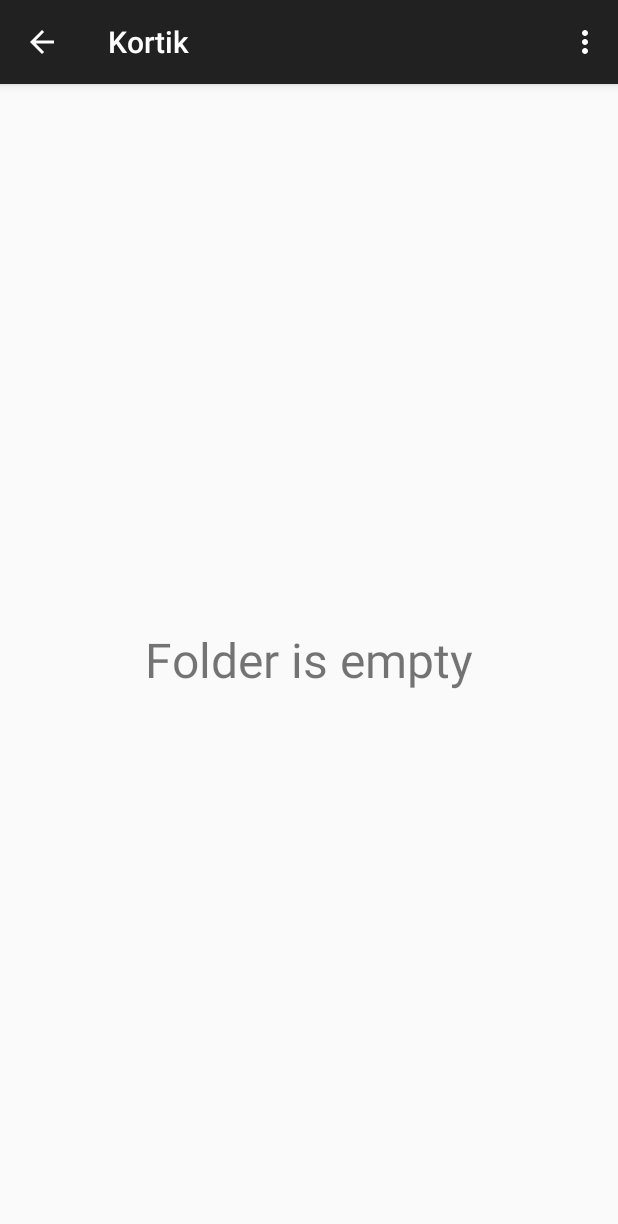
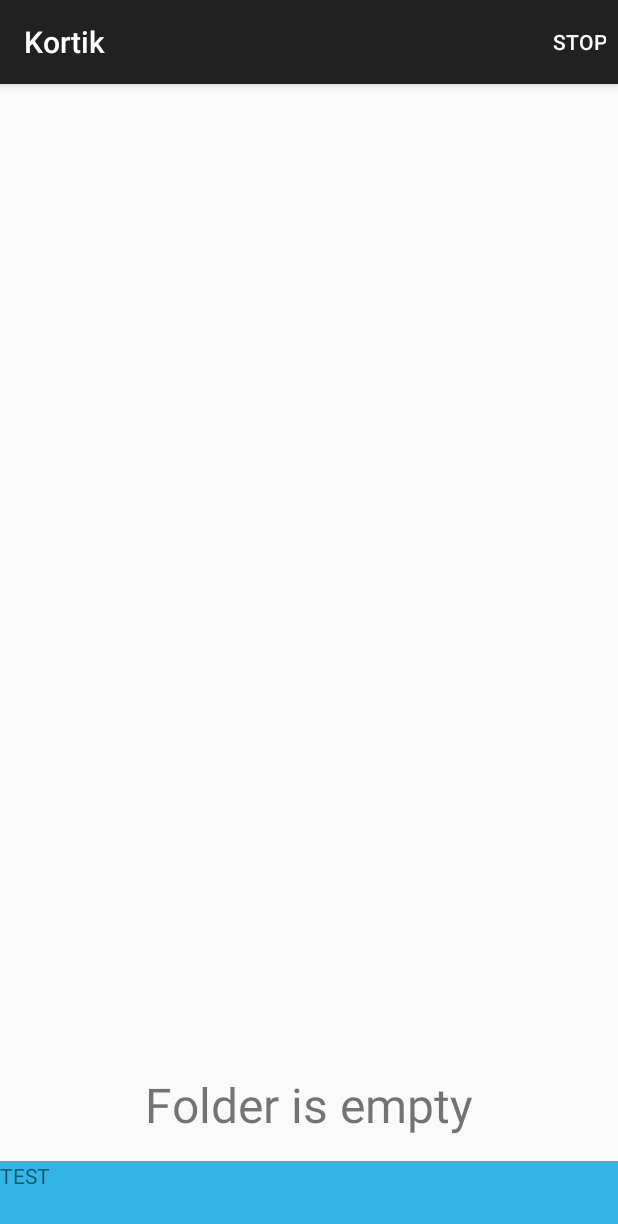
Before and after one commit to mfursov/kortik, an Android app: the screen it shows after launch (MainActivity), on a phone screen of 412 x 824 dp. Shown: the top 1224 px of the screen. Run offline under Robolectric (Android 15) with nearby library versions, the phone set to English and light mode, and no system bars; libraries missing offline, so code that uses them is left out: kotlin.test.assertNotNull; 7 statements that could not run were skipped.

```diff
--- a/app/src/main/java/com/github/mfursov/kortik/Kortik.kt
+++ b/app/src/main/java/com/github/mfursov/kortik/Kortik.kt
@@ -1,5 +1,6 @@
 package com.github.mfursov.kortik
 
+import android.media.MediaPlayer
 import com.github.mfursov.kortik.util.KortikLogger
 import com.github.mfursov.kortik.util.getDefaultListingDir
 import org.jetbrains.anko.debug
@@ -35,7 +36,8 @@ interface AppStateListener {
     fun onStateChanged(state: AppState)
 }
 
-data class AppState(val listingDir: File, val playingFile: File ?)
-
-fun unused() {
-}
+data class AppState(
+        val listingDir: File,
+        val playingFile: File ?,
+        val mediaPlayer: MediaPlayer? = null
+) {}
--- a/app/src/main/java/com/github/mfursov/kortik/ListingPresenter.kt
+++ b/app/src/main/java/com/github/mfursov/kortik/ListingController.kt
@@ -14,7 +14,7 @@ import org.jetbrains.anko.debug
 import java.io.File
 import java.util.ArrayList
 
-class ListingPresenter(val listingView: ListingView) : LoaderManager.LoaderCallbacks<List<File>>, KortikLogger, AppStateListener {
+class ListingController(val listingView: ListingView) : LoaderManager.LoaderCallbacks<List<File>>, KortikLogger, AppStateListener {
 
     val listingAdapter: ListingAdapter = ListingAdapter(listingView.activity, R.layout.row_listing, ArrayList())
     val fileLoader: Loader<List<File>>
--- a/app/src/main/java/com/github/mfursov/kortik/ListingView.kt
+++ b/app/src/main/java/com/github/mfursov/kortik/ListingView.kt
@@ -18,7 +18,7 @@ import org.jetbrains.anko.debug
 class ListingView : ListFragment(), KortikLogger {
 
     //This is a passive view, so a presenter handles all of the updating, etc.
-    var presenter: ListingPresenter? = null;
+    var presenter: ListingController? = null;
 
     override fun onCreateView(inflater: LayoutInflater, container: ViewGroup?, savedInstanceState: Bundle?): View? {
         return inflater.inflate(R.layout.fragment_listing, container, false)
@@ -28,7 +28,7 @@ class ListingView : ListFragment(), KortikLogger {
     override fun onActivityCreated(savedInstanceState: Bundle?) {
         debug { "onActivityCreated: bundle: $savedInstanceState" }
         super.onActivityCreated(savedInstanceState);
-        presenter = ListingPresenter(this);
+        presenter = ListingController(this);
         setHasOptionsMenu(true);
     }
 
@@ -36,11 +36,6 @@ class ListingView : ListFragment(), KortikLogger {
         debug { "onListItemClick: $position" }
         super.onListItemClick(listView, view, position, id);
         presenter?.listItemClicked(position);
-    }
-
-    override fun onCreateOptionsMenu(menu: Menu?, inflater: MenuInflater) {
-        super.onCreateOptionsMenu(menu, inflater);
-        inflater.inflate(R.menu.menu_main, menu);
     }
 
     override fun onOptionsItemSelected(item: MenuItem?): Boolean {
--- a/app/src/main/java/com/github/mfursov/kortik/MainActivity.kt
+++ b/app/src/main/java/com/github/mfursov/kortik/MainActivity.kt
@@ -8,22 +8,21 @@ import org.jetbrains.anko.AnkoLogger
 import org.jetbrains.anko.debug
 
 class MainActivity : AppCompatActivity(), AnkoLogger {
+    private var navBarController: NavBarController = NavBarController(this)
 
     override fun onCreate(savedInstanceState: Bundle?) {
         debug { "onCreate $savedInstanceState" }
         super.onCreate(savedInstanceState)
-        supportActionBar.setDisplayHomeAsUpEnabled(true)
         setContentView(R.layout.activity_main)
+        navBarController.onCreate();
     }
 
     override fun onCreateOptionsMenu(menu: Menu): Boolean {
         debug { "onCreateOptionsMenu $menu" }
-        menuInflater.inflate(R.menu.menu_main, menu)
+        menuInflater.inflate(R.menu.menu_main, menu);
         return true
     }
 
-    override fun onOptionsItemSelected(item: MenuItem): Boolean {
-        debug { "onOptionsItemSelected $item" }
-        return item.itemId == R.id.action_settings || super.onOptionsItemSelected(item)
-    }
+    override fun onDestroy() = navBarController.onDestroy();
+    override fun onOptionsItemSelected(item: MenuItem): Boolean = navBarController.onOptionsItemSelected(item);
 }
--- /dev/null
+++ b/app/src/main/java/com/github/mfursov/kortik/NavBarController.kt
@@ -0,0 +1,35 @@
+package com.github.mfursov.kortik
+
+import android.support.v7.app.AppCompatActivity
+import android.view.MenuItem
+import com.github.mfursov.kortik.util.KortikLogger
+import org.jetbrains.anko.debug
+
+class NavBarController(activity: AppCompatActivity) : AppStateListener, KortikLogger {
+    val activity: AppCompatActivity;
+
+    init {
+        this.activity = activity;
+    }
+
+    fun onCreate() {
+        Kortik.addStateListener(this);
+        updateAvailableActions();
+    }
+
+    fun onDestroy() = Kortik.removeStateListener(this);
+
+    override fun onStateChanged(state: AppState) = updateAvailableActions();
+
+    private fun updateAvailableActions() {
+        activity.supportActionBar.setDisplayHomeAsUpEnabled(canGoUp())
+    }
+
+    fun onOptionsItemSelected(item: MenuItem): Boolean {
+        debug { "onOptionsItemSelected $item" }
+        when {
+            item.itemId == R.id.action_stop_playback -> stopPlayback();
+        }
+        return true;
+    }
+}
--- a/app/src/main/java/com/github/mfursov/kortik/util/AppStateUtils.kt
+++ b/app/src/main/java/com/github/mfursov/kortik/util/AppStateUtils.kt
@@ -1,8 +1,13 @@
 package com.github.mfursov.kortik.util
 
+import android.media.MediaPlayer
 import com.github.mfursov.kortik.AppState
 import java.io.File
 
 fun AppState.withListingDir(listingDir: File): AppState {
     return AppState(listingDir, playingFile)
 }
+
+fun AppState.withPlayingFile(mediaPlayer: MediaPlayer?, playingFile: File?): AppState {
+    return AppState(listingDir, playingFile, mediaPlayer);
+}
--- a/app/src/main/res/layout/activity_main.xml
+++ b/app/src/main/res/layout/activity_main.xml
@@ -1,8 +1,36 @@
+<?xml version="1.0" encoding="utf-8"?>
+<RelativeLayout xmlns:android="http://schemas.android.com/apk/res/android"
+                android:layout_width="fill_parent"
+                android:layout_height="fill_parent"
+                android:orientation="vertical">
+
     <fragment
         android:id="@+id/fragment"
         android:name="com.github.mfursov.kortik.ListingView"
         xmlns:android="http://schemas.android.com/apk/res/android"
         xmlns:tools="http://schemas.android.com/tools"
         android:layout_width="match_parent"
-    android:layout_height="match_parent"
-    tools:layout="@layout/fragment_listing"/>
+        android:layout_height="wrap_content"
+        tools:layout="@layout/fragment_listing"
+        android:layout_above="@+id/play_bar"
+        />
+
+    <LinearLayout
+        android:id="@+id/play_bar"
+        android:layout_width="fill_parent"
+        android:layout_height="50sp"
+        android:layout_alignParentBottom="true"
+        android:background="@android:color/holo_blue_light"
+        android:orientation="horizontal"
+        >
+
+        <TextView
+            android:layout_width="wrap_content"
+            android:layout_height="wrap_content"
+            android:text="TEST"
+            />
+
+    </LinearLayout>
+
+
+</RelativeLayout>
--- a/app/src/main/res/menu/menu_main.xml
+++ b/app/src/main/res/menu/menu_main.xml
@@ -1,6 +1,12 @@
 <menu xmlns:android="http://schemas.android.com/apk/res/android"
-    xmlns:app="http://schemas.android.com/apk/res-auto"
-    xmlns:tools="http://schemas.android.com/tools" tools:context=".MainActivity">
-    <item android:id="@+id/action_settings" android:title="@string/action_settings"
-        android:orderInCategory="100" app:showAsAction="never" />
+      xmlns:app="http://schemas.android.com/apk/res-auto"
+      xmlns:tools="http://schemas.android.com/tools"
+      tools:context=".MainActivity">
+
+    <item
+        android:id="@+id/action_stop_playback"
+        android:orderInCategory="100"
+        android:title="@string/action_stop_playback"
+        app:showAsAction="always"
+        />
 </menu>
--- a/app/src/main/res/values/strings.xml
+++ b/app/src/main/res/values/strings.xml
@@ -1,5 +1,6 @@
 <resources>
     <string name="app_name">Kortik</string>
     <string name="action_settings">Settings</string>
+    <string name="action_stop_playback">Stop</string>
     <string name="folder_is_empty">Folder is empty</string>
 </resources>
```
Also changed, not shown: app/src/main/java/com/github/mfursov/kortik/KortikActions.kt (+53 -9 lines), app/src/main/java/com/github/mfursov/kortik/util/AndroidUtils.kt (+17 -0 lines). Lines whose indentation alone changed are shown as unchanged.
